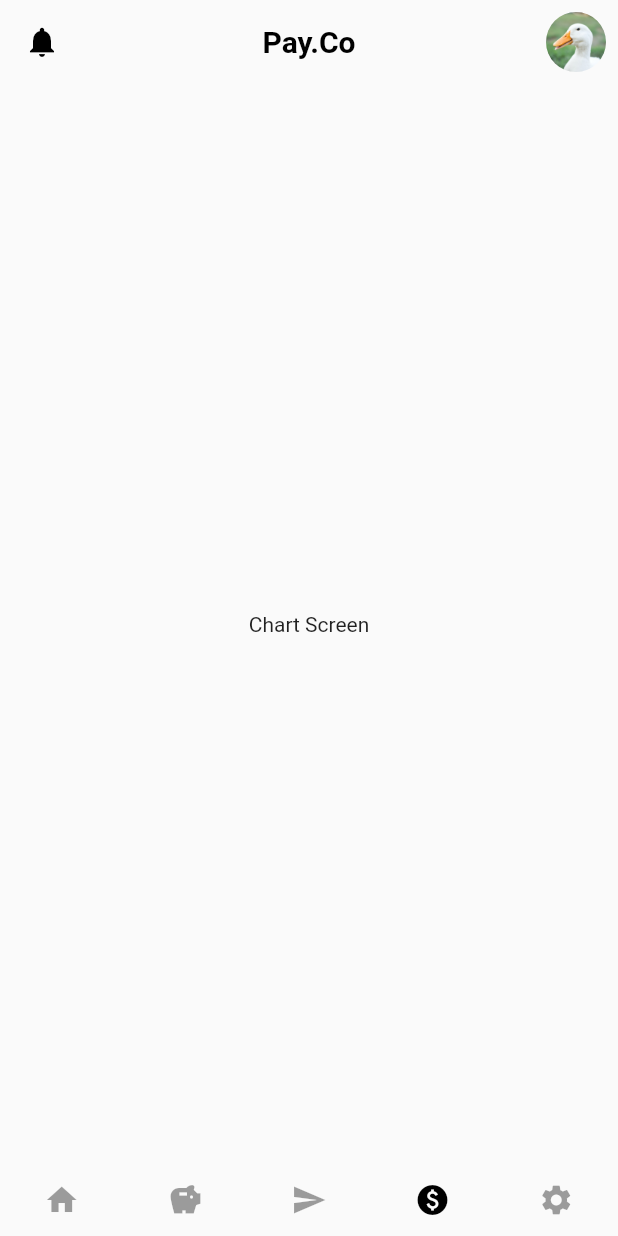
After one commit to mivoligo/flutter_ui_practice_finance, a Flutter app: the screen it shows after launch, item 4 of the bottom bar chosen, after a tap on the "home" icon, after a tap on the "paid" icon, on a phone screen of 412 x 824 dp. The commit adds this screen. Run offline on Flutter 3.47's test engine with Material 2 defaults, Android fonts, the phone set to English and light mode, and no system bars.

Commit message:
Add basic Chart screen

```diff
--- a/lib/main.dart
+++ b/lib/main.dart
@@ -1,9 +1,7 @@
+import 'package:dribble_finance/screens/chart_screen.dart';
+import 'package:dribble_finance/screens/main_screen.dart';
 import 'package:dribble_finance/widgets/nav_button.dart';
 import 'package:flutter/material.dart';
-
-import 'widgets/current_balance.dart';
-import 'widgets/my_goals.dart';
-import 'widgets/transactions.dart';
 
 void main() {
   runApp(const MyApp());
@@ -26,8 +24,15 @@ class MyApp extends StatelessWidget {
   }
 }
 
-class HomePage extends StatelessWidget {
+class HomePage extends StatefulWidget {
   const HomePage({Key? key}) : super(key: key);
+
+  @override
+  State<HomePage> createState() => _HomePageState();
+}
+
+class _HomePageState extends State<HomePage> {
+  int selectedIndex = 0;
 
   @override
   Widget build(BuildContext context) {
@@ -56,24 +61,12 @@ class HomePage extends StatelessWidget {
           )
         ],
       ),
-      body: Padding(
-        padding: const EdgeInsets.all(16.0),
-        child: SingleChildScrollView(
-          child: Column(
-            crossAxisAlignment: CrossAxisAlignment.stretch,
-            children: const [
-              Divider(height: 24),
-              CurrentBalance(
-                balance: '123,000.65',
-                growth: '1.76',
-              ),
-              SizedBox(height: 12),
-              Transactions(),
-              SizedBox(height: 12),
-              MyGoals(),
-            ],
-          ),
-        ),
+      body: IndexedStack(
+        index: selectedIndex,
+        children: const [
+          MainScreen(),
+          ChartScreen(),
+        ],
       ),
       bottomNavigationBar: BottomAppBar(
         color: Colors.transparent,
@@ -83,8 +76,12 @@ class HomePage extends StatelessWidget {
           children: [
             NavButton(
               iconData: Icons.home,
-              onPressed: () {},
-              selected: true,
+              onPressed: () {
+                setState(() {
+                  selectedIndex = 0;
+                });
+              },
+              selected: selectedIndex == 0,
             ),
             NavButton(
               iconData: Icons.savings,
@@ -96,7 +93,12 @@ class HomePage extends StatelessWidget {
             ),
             NavButton(
               iconData: Icons.paid,
-              onPressed: () {},
+              onPressed: () {
+                setState(() {
+                  selectedIndex = 1;
+                });
+              },
+              selected: selectedIndex == 1,
             ),
             NavButton(
               iconData: Icons.settings,
--- /dev/null
+++ b/lib/screens/chart_screen.dart
@@ -0,0 +1,10 @@
+import 'package:flutter/material.dart';
+
+class ChartScreen extends StatelessWidget {
+  const ChartScreen({Key? key}) : super(key: key);
+
+  @override
+  Widget build(BuildContext context) {
+    return Center(child: Text('Chart Screen'));
+  }
+}
--- /dev/null
+++ b/lib/screens/main_screen.dart
@@ -0,0 +1,32 @@
+import 'package:flutter/material.dart';
+
+import '../widgets/current_balance.dart';
+import '../widgets/my_goals.dart';
+import '../widgets/transactions.dart';
+
+class MainScreen extends StatelessWidget {
+  const MainScreen({Key? key}) : super(key: key);
+
+  @override
+  Widget build(BuildContext context) {
+    return Padding(
+      padding: const EdgeInsets.all(16.0),
+      child: SingleChildScrollView(
+        child: Column(
+          crossAxisAlignment: CrossAxisAlignment.stretch,
+          children: const [
+            Divider(height: 24),
+            CurrentBalance(
+              balance: '123,000.65',
+              growth: '1.76',
+            ),
+            SizedBox(height: 12),
+            Transactions(),
+            SizedBox(height: 12),
+            MyGoals(),
+          ],
+        ),
+      ),
+    );
+  }
+}
```
